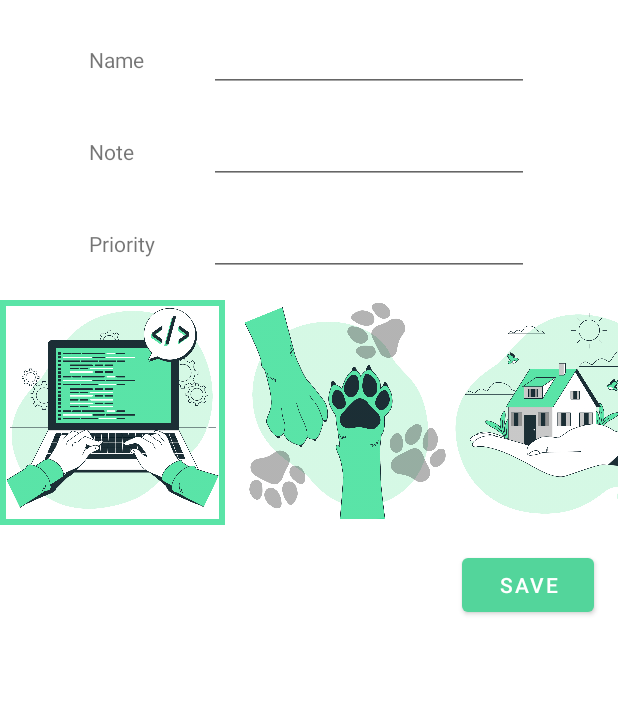
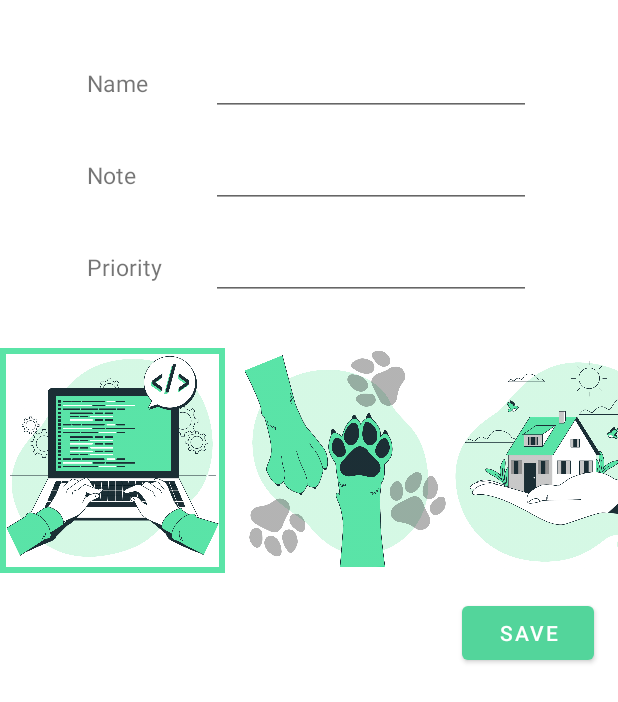
Before and after one commit to ssnickers700/assignment-center, an Android app: the screen it shows after launch (MainActivity), after a tap on an icon or button, on a phone screen of 412 x 824 dp. Shown: the top 702 px of the screen. Run offline under Robolectric (Android 15) with nearby library versions, the phone set to English and light mode, and no system bars; our stand-ins replace Room's generated code.

Commit message:
refactor preview and edit screen layout, add character limits

```diff
--- a/app/src/main/res/layout/fragment_edit.xml
+++ b/app/src/main/res/layout/fragment_edit.xml
@@ -11,9 +11,10 @@
         android:id="@+id/assignmentNameEdit"
         android:layout_width="wrap_content"
         android:layout_height="wrap_content"
-        android:layout_marginTop="16dp"
+        android:layout_marginTop="32dp"
         android:layout_marginEnd="16dp"
         android:ems="10"
+        android:maxLength="50"
         android:inputType="textPersonName"
         app:layout_constraintEnd_toEndOf="parent"
         app:layout_constraintHorizontal_bias="0.5"
@@ -26,6 +27,7 @@
         android:layout_height="wrap_content"
         android:layout_marginTop="16dp"
         android:ems="10"
+        android:maxLength="200"
         android:inputType="textMultiLine|textPersonName"
         app:layout_constraintEnd_toEndOf="@+id/assignmentNameEdit"
         app:layout_constraintStart_toStartOf="@+id/assignmentNameEdit"
@@ -37,6 +39,7 @@
         android:layout_height="wrap_content"
         android:layout_marginTop="16dp"
         android:ems="10"
+        android:maxLength="10"
         android:inputType="number"
         app:layout_constraintEnd_toEndOf="@+id/assignmentNoteEdit"
         app:layout_constraintStart_toStartOf="@+id/assignmentNoteEdit"
@@ -46,7 +49,7 @@
         android:id="@+id/images"
         android:layout_width="0dp"
         android:layout_height="150dp"
-        android:layout_marginTop="16dp"
+        android:layout_marginTop="32dp"
         app:layout_constraintEnd_toEndOf="parent"
         app:layout_constraintStart_toStartOf="parent"
         app:layout_constraintTop_toBottomOf="@+id/assignmentPriorityEdit"
@@ -58,6 +61,7 @@
         android:layout_height="wrap_content"
         android:layout_marginStart="16dp"
         android:text="Name"
+        android:textSize="15sp"
         app:layout_constraintBaseline_toBaselineOf="@+id/assignmentNameEdit"
         app:layout_constraintEnd_toStartOf="@+id/assignmentNameEdit"
         app:layout_constraintHorizontal_bias="0.5"
@@ -68,6 +72,7 @@
         android:layout_width="wrap_content"
         android:layout_height="wrap_content"
         android:text="Note"
+        android:textSize="15sp"
         app:layout_constraintBaseline_toBaselineOf="@+id/assignmentNoteEdit"
         app:layout_constraintStart_toStartOf="@+id/assignmentNameLabelEdit" />
 
@@ -76,6 +81,7 @@
         android:layout_width="wrap_content"
         android:layout_height="wrap_content"
         android:text="Priority"
+        android:textSize="15sp"
         app:layout_constraintBaseline_toBaselineOf="@+id/assignmentPriorityEdit"
         app:layout_constraintStart_toStartOf="@+id/assignmentNoteLabelEdit" />
 
--- a/app/src/main/res/layout/fragment_list.xml
+++ b/app/src/main/res/layout/fragment_list.xml
@@ -55,7 +55,7 @@
         android:padding="8dp"
         android:background="@drawable/round_button"
         android:scaleType="centerInside"
-        android:src="@drawable/plus"
+        android:src="@drawable/plus_icon"
         app:layout_constraintBottom_toBottomOf="parent"
         app:layout_constraintEnd_toEndOf="parent"
         app:layout_constraintTop_toTopOf="@+id/guideline" />
--- a/app/src/main/res/layout/list_item.xml
+++ b/app/src/main/res/layout/list_item.xml
@@ -37,6 +37,8 @@
             android:text="TextView"
             android:textSize="20sp"
             android:textStyle="bold"
+            android:ellipsize="end"
+            android:maxLines="1"
             app:layout_constraintEnd_toEndOf="parent"
             app:layout_constraintStart_toEndOf="@+id/image"
             app:layout_constraintTop_toTopOf="@+id/image" />
@@ -47,6 +49,8 @@
             android:layout_height="wrap_content"
             android:layout_marginTop="8dp"
             android:text="TextView"
+            android:ellipsize="end"
+            android:maxLines="4"
             app:layout_constraintEnd_toEndOf="@+id/assignmentName"
             app:layout_constraintStart_toStartOf="@+id/assignmentName"
             app:layout_constraintTop_toBottomOf="@+id/assignmentName" />
```
Also changed, not shown: app/src/main/res/layout/fragment_preview.xml (+44 -8 lines), app/src/main/res/drawable/edit_icon.png (added), app/src/main/res/drawable/plus_icon.png (renamed from app/src/main/res/drawable/plus.png), app/src/main/res/drawable/share_icon.png (added).
